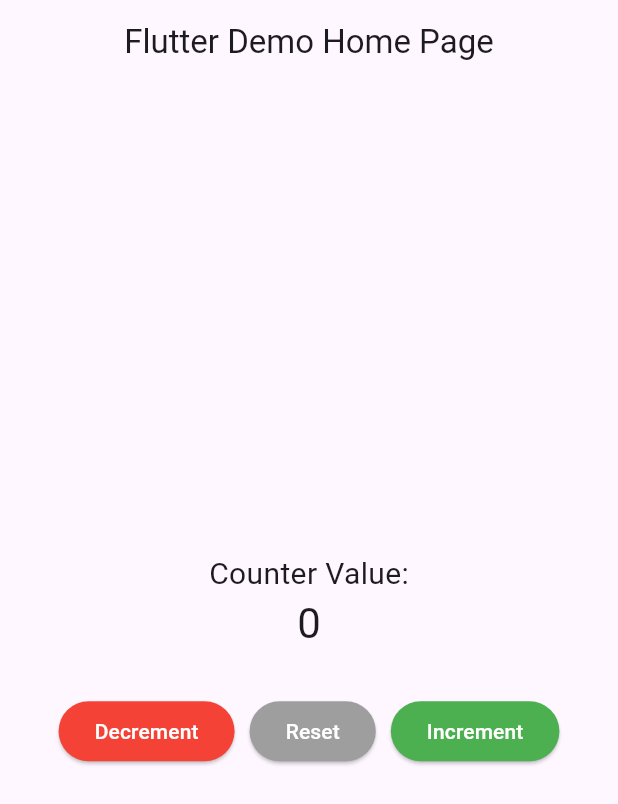
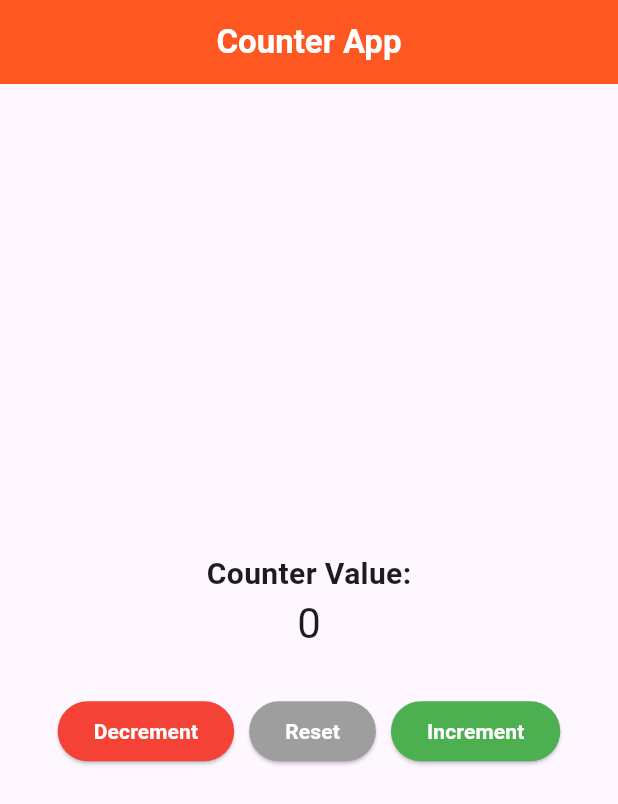
Before and after one commit to heyshahabuddin/add-decrement-and-reset-buttons, a Flutter app: the screen it shows after launch, on a phone screen of 412 x 824 dp. Shown: the top 804 px of the screen. Run offline on Flutter 3.47's test engine with Material 3 defaults, Android fonts, the light colour scheme and no system bars.

Commit message:
Updated buttons

```diff
--- a/lib/main.dart
+++ b/lib/main.dart
@@ -11,7 +11,7 @@
   @override
   Widget build(BuildContext context) {
     return MaterialApp(
-      title: 'Button',
+      title: 'Counter App',
       theme: ThemeData(
         // This is the theme of your application.
         //
@@ -30,13 +30,13 @@
         // tested with just a hot reload.
         colorScheme: ColorScheme.fromSeed(seedColor: Colors.deepPurple),
       ),
-      home: const MyHomePage(title: 'Flutter Demo Home Page'),
+      home: const MyHomePage(),
     );
   }
 }
 
 class MyHomePage extends StatefulWidget {
-  const MyHomePage({super.key, required this.title});
+  const MyHomePage({super.key});
 
   // This widget is the home page of your application. It is stateful, meaning
   // that it has a State object (defined below) that contains fields that affect
@@ -47,7 +47,7 @@
   // used by the build method of the State. Fields in a Widget subclass are
   // always marked "final".
 
-  final String title;
+  //final String title;
 
   @override
   State<MyHomePage> createState() => _MyHomePageState();
@@ -78,8 +78,14 @@
   Widget build(BuildContext context) {
     return Scaffold(
       appBar: AppBar(
-        title: Text(widget.title),
+        title: Text('Counter App',
+          style: TextStyle(
+            color: Colors.white,
+            fontWeight: FontWeight.bold,
+          ),
+        ),
         centerTitle: true,
+        backgroundColor: Colors.deepOrange,
       ),
       body: Center(
         child: Column(
@@ -87,7 +93,10 @@
           children: <Widget>[
             const Text(
               'Counter Value:',
-              style: TextStyle(fontSize: 20),
+              style: TextStyle(
+                  fontSize: 20,
+                  fontWeight: FontWeight.bold,
+              ),
             ),
             Text(
               '$_counter',
@@ -104,7 +113,8 @@
                   ),
                   child: const Text('Decrement',
                     style: TextStyle(
-                    color: Colors.white,
+                      color: Colors.white,
+                      fontWeight: FontWeight.bold,
                     ),
                   ),
                 ),
@@ -117,6 +127,7 @@
                   child: const Text('Reset',
                     style: TextStyle(
                       color: Colors.white,
+                      fontWeight: FontWeight.bold,
                     ),
                   ),
                 ),
@@ -129,6 +140,7 @@
                   child: const Text('Increment',
                     style: TextStyle(
                       color: Colors.white,
+                      fontWeight: FontWeight.bold,
                     ),
                   ),
                 ),
```
